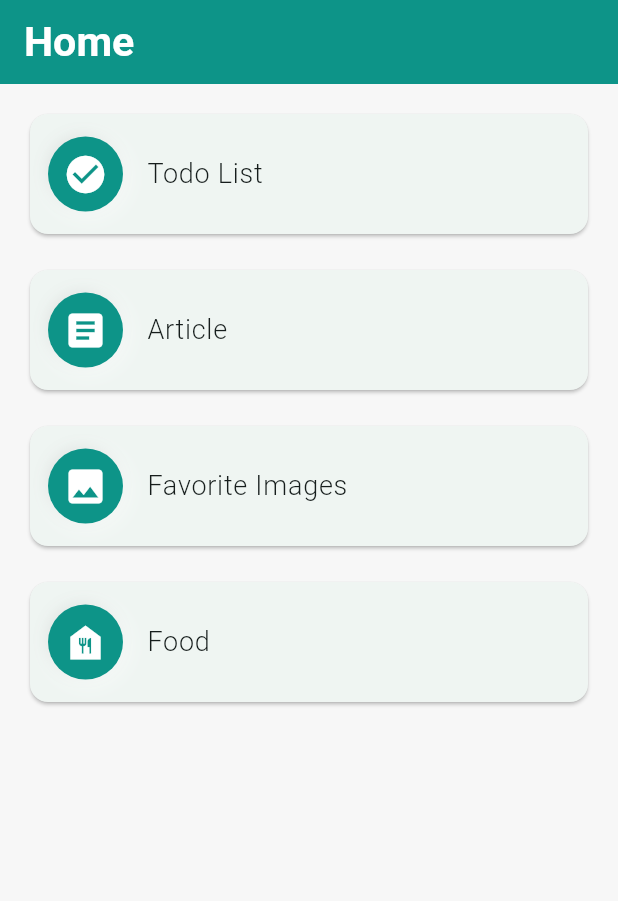
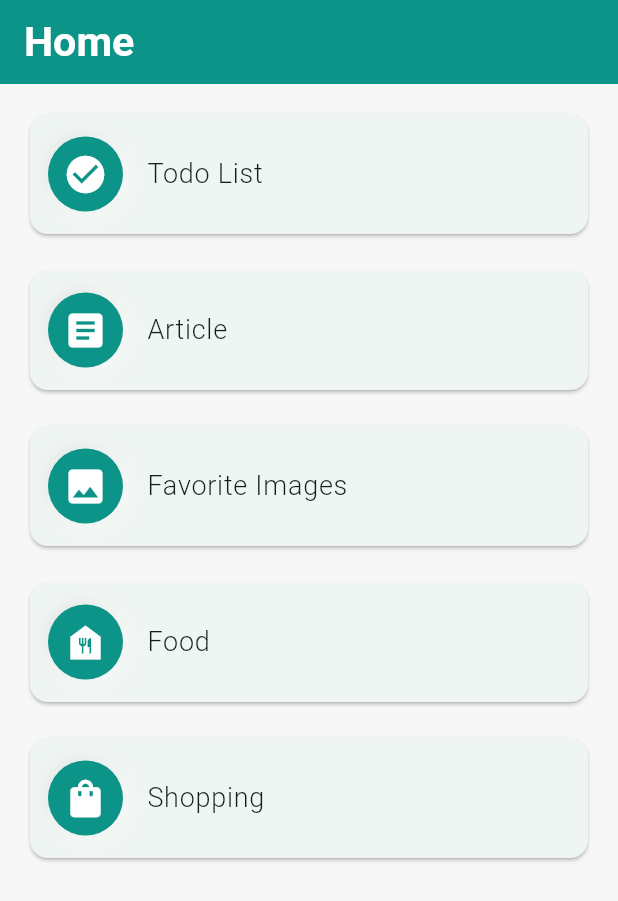
Before and after one commit to vietanhyoyo/clean_architecture_flutter_base, a Flutter app: the screen it shows after launch, on a phone screen of 412 x 824 dp. Shown: the top 901 px of the screen. Run offline on Flutter 3.47's test engine with Material 3 defaults, Android fonts, the phone set to English and light mode, and no system bars; our stand-ins replace bloc, cached_network_image, carousel_slider, dio, equatable, fluro and 4 more; missing offline and left inert: flutter_swipe; generated files the repository leaves out were written again.

```diff
--- a/lib/config/routes/router_handler.dart
+++ b/lib/config/routes/router_handler.dart
@@ -8,6 +8,8 @@ import 'package:clean_architecture/features/food/presentation/pages/category_foo
 import 'package:clean_architecture/features/food/presentation/pages/detail_food_page.dart';
 import 'package:clean_architecture/features/food/presentation/pages/food_main_page.dart';
 import 'package:clean_architecture/features/home/presentation/pages/home_page.dart';
+import 'package:clean_architecture/features/shopping/presentation/cubit/slider/slider_cubit.dart';
+import 'package:clean_architecture/features/shopping/presentation/pages/shopping_home_page.dart';
 import 'package:clean_architecture/features/todo_list/presentation/cubit/todo_list/todo_list_cubit.dart';
 import 'package:clean_architecture/features/todo_list/presentation/pages/todo_list/todo_list_page.dart';
 import 'package:clean_architecture/injection_container.dart';
@@ -53,7 +55,7 @@ Handler foodHomeHandler = Handler(
       BlocProvider(create: (context) => sl<BottomBarCubit>()),
       BlocProvider.value(value: foodMainCubit),
     ],
-    child: FoodMainPage(),
+    child: const FoodMainPage(),
   ),
 );
 
@@ -76,3 +78,12 @@ Handler detailFoodHandler = Handler(
     child: DetailFoodPage(id ?? "", title ?? ""),
   );
 });
+
+Handler shoppingHomeHandler = Handler(
+    handlerFunc: (BuildContext? context, Map<String, List<String>> params) =>
+        MultiBlocProvider(
+          providers: [
+            BlocProvider(create: (context) => sl<SliderCubit>()),
+          ],
+          child: const ShoppingHomePage(),
+        ));
--- a/lib/config/routes/routes.dart
+++ b/lib/config/routes/routes.dart
@@ -10,6 +10,7 @@ class Routes {
   static String foodHome = "/food_home";
   static String categoryFood = "/category_food";
   static String detailFood = "/detail_food";
+  static String shoppingHome = "/shopping_home";
 
   /// Setup route for the app
   static void configureRoutes(FluroRouter router) {
@@ -56,5 +57,11 @@ class Routes {
       handler: detailFoodHandler,
       transitionType: TransitionType.inFromRight,
     );
+
+    router.define(
+      shoppingHome,
+      handler: shoppingHomeHandler,
+      transitionType: TransitionType.inFromRight,
+    );
   }
 }
--- a/lib/core/constants/constants.dart
+++ b/lib/core/constants/constants.dart
@@ -4,3 +4,6 @@ const String newsApiKey = "700489f5060e4b2388b139e80e44a36b";
 const String q = "tesla";
 const String from = "2024-08-01";
 const String sortBy = "publishedAt";
+
+/// shopping app
+const String shoppingBaseURL = "http://apiforlearning.zendvn.com/api";
--- a/lib/features/home/presentation/pages/home_page.dart
+++ b/lib/features/home/presentation/pages/home_page.dart
@@ -48,6 +48,13 @@ class HomePage extends StatelessWidget {
             route: Routes.foodHome,
             icon: Icons.food_bank,
           ),
+          const SizedBox(height: 16.0),
+          _buildCard(
+            context,
+            title: 'Shopping',
+            route: Routes.shoppingHome,
+            icon: Icons.shopping_bag,
+          ),
         ],
       ),
     );
--- a/lib/injection_container.dart
+++ b/lib/injection_container.dart
@@ -20,6 +20,11 @@ import 'package:clean_architecture/features/food/domain/usecases/get_product_lis
 import 'package:clean_architecture/features/food/domain/usecases/get_products_by_category.dart';
 import 'package:clean_architecture/features/food/presentation/cubit/bottom_bar/botton_bar_cubit.dart';
 import 'package:clean_architecture/features/food/presentation/cubit/food_main/food_main_cubit.dart';
+import 'package:clean_architecture/features/shopping/data/data_sources/shopping_api_service.dart';
+import 'package:clean_architecture/features/shopping/data/repository/slider_repository_impl.dart';
+import 'package:clean_architecture/features/shopping/domain/repository/slider_repository.dart';
+import 'package:clean_architecture/features/shopping/domain/usecases/get_sliders_usecase.dart';
+import 'package:clean_architecture/features/shopping/presentation/cubit/slider/slider_cubit.dart';
 import 'package:dio/dio.dart';
 import 'package:get_it/get_it.dart';
 
@@ -34,11 +39,13 @@ Future<void> initializeDependencies() async {
   sl.registerSingleton<ImageService>(ImageService());
   sl.registerSingleton<CategoryService>(CategoryService());
   sl.registerSingleton<ProductService>(ProductService());
+  sl.registerSingleton<ShoppingApiService>(ShoppingApiService(sl()));
 
   sl.registerSingleton<ArticleRepository>(ArticleRepositoryImpl(sl()));
   sl.registerSingleton<ImageRepository>(ImageRepositoryImpl(sl()));
   sl.registerSingleton<CategoryRepository>(CategoryRepositoryImpl(sl()));
   sl.registerSingleton<ProductRepository>(ProductRepositoryImpl(sl()));
+  sl.registerSingleton<SliderRepository>(SliderRepositoryImpl(sl()));
 
   // UseCases
   sl.registerSingleton<GetArticleUseCase>(GetArticleUseCase(sl()));
@@ -50,6 +57,7 @@ Future<void> initializeDependencies() async {
       () => GetProductsByCategoryUseCase(sl()));
   sl.registerSingleton<GetProductUseCase>(GetProductUseCase(sl()));
   sl.registerSingleton<GetProductListUseCase>(GetProductListUseCase(sl()));
+  sl.registerSingleton<GetSlidersUseCase>(GetSlidersUseCase(sl()));
 
   // Blocs
   sl.registerFactory<RemoteArticleBloc>(() => RemoteArticleBloc(sl()));
@@ -58,4 +66,5 @@ Future<void> initializeDependencies() async {
   sl.registerFactory<FavoriteImageCubit>(() => FavoriteImageCubit(sl()));
   sl.registerFactory<BottomBarCubit>(() => BottomBarCubit());
   sl.registerFactory<FoodMainCubit>(() => FoodMainCubit(sl(), sl()));
+  sl.registerFactory<SliderCubit>(() => SliderCubit(sl()));
 }
--- a/pubspec.yaml
+++ b/pubspec.yaml
@@ -71,6 +71,9 @@ dependencies:
   #list image scroller
   flutter_swipe: ^1.0.1
 
+  #image slider
+  carousel_slider: ^5.0.0
+
 dev_dependencies:
   flutter_test:
     sdk: flutter
```
Also changed, not shown: pubspec.lock.
